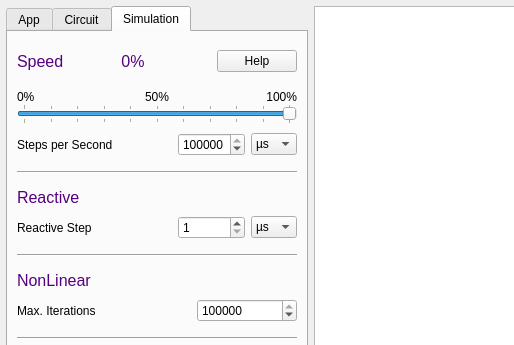
This is src/gui/appdialogs/appdialog.ui in Arcachofo/SimulIDE-dev as Qt 5 draws it before an edit; both pictures show x 0 to 514 and y 0 to 345 of the 673 by 500 pixel window. The edited form follows.
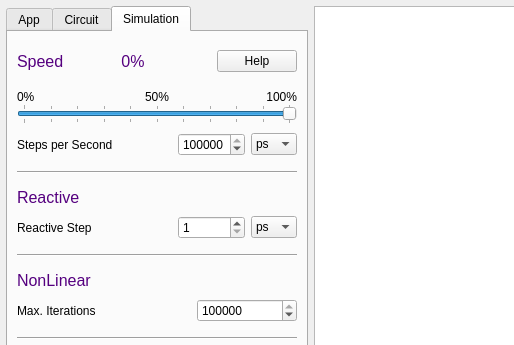
This is the edited form. The open tabs and pages were chosen to show the change.

The edit to the form file:
```diff
--- a/src/gui/appdialogs/appdialog.ui
+++ b/src/gui/appdialogs/appdialog.ui
@@ -1209,10 +1209,10 @@
               </size>
              </property>
              <property name="currentText">
-              <string notr="true">µs</string>
+              <string notr="true">ps</string>
              </property>
              <property name="currentIndex">
-              <number>2</number>
+              <number>0</number>
              </property>
              <property name="maxCount">
               <number>10</number>
@@ -1339,10 +1339,10 @@
               </sizepolicy>
              </property>
              <property name="currentText">
-              <string notr="true">µs</string>
+              <string notr="true">ps</string>
              </property>
              <property name="currentIndex">
-              <number>2</number>
+              <number>0</number>
              </property>
              <property name="maxCount">
               <number>10</number>
```
Left out of the diff: 74 changed lines with no effect on the pictures.
